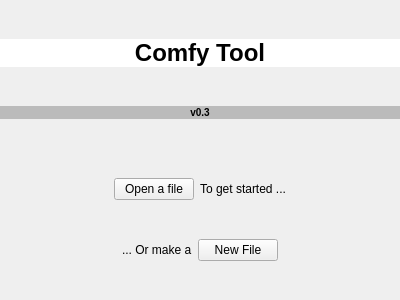
First picture: the form in tab_home.ui, repository ComfyKernel/comfytool, before the edit.
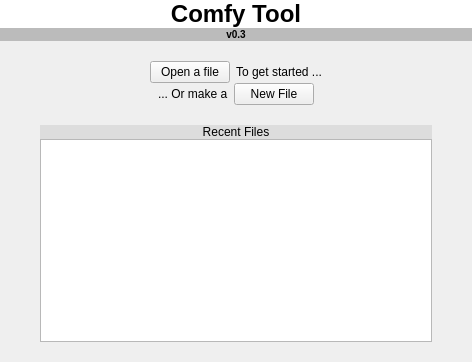
Second picture: the form after the edit.

Commit message: Push for the night, moved loading functions around and started work on a (Currently non-functioning) Recent file system

The edit to the form file:
```diff
--- a/tab_home.ui
+++ b/tab_home.ui
@@ -6,8 +6,8 @@
    <rect>
     <x>0</x>
     <y>0</y>
-    <width>400</width>
-    <height>300</height>
+    <width>472</width>
+    <height>362</height>
    </rect>
   </property>
   <property name="windowTitle">
@@ -183,6 +183,65 @@
      </layout>
     </widget>
    </item>
+   <item>
+    <spacer name="verticalSpacer_2">
+     <property name="orientation">
+      <enum>Qt::Vertical</enum>
+     </property>
+     <property name="sizeType">
+      <enum>QSizePolicy::Fixed</enum>
+     </property>
+     <property name="sizeHint" stdset="0">
+      <size>
+       <width>20</width>
+       <height>20</height>
+      </size>
+     </property>
+    </spacer>
+   </item>
+   <item>
+    <widget class="QWidget" name="widget_3" native="true">
+     <property name="sizePolicy">
+      <sizepolicy hsizetype="Preferred" vsizetype="Expanding">
+       <horstretch>0</horstretch>
+       <verstretch>1</verstretch>
+      </sizepolicy>
+     </property>
+     <layout class="QVBoxLayout" name="verticalLayout">
+      <property name="spacing">
+       <number>0</number>
+      </property>
+      <property name="leftMargin">
+       <number>40</number>
+      </property>
+      <property name="topMargin">
+       <number>0</number>
+      </property>
+      <property name="rightMargin">
+       <number>40</number>
+      </property>
+      <property name="bottomMargin">
+       <number>20</number>
+      </property>
+      <item>
+       <widget class="QLabel" name="label_5">
+        <property name="styleSheet">
+         <string notr="true">background-color : #DDDDDD</string>
+        </property>
+        <property name="text">
+         <string>Recent Files</string>
+        </property>
+        <property name="alignment">
+         <set>Qt::AlignCenter</set>
+        </property>
+       </widget>
+      </item>
+      <item>
+       <widget class="QListWidget" name="lw_recent"/>
+      </item>
+     </layout>
+    </widget>
+   </item>
   </layout>
  </widget>
  <resources/>
```
The commit also changes 4 other files.
